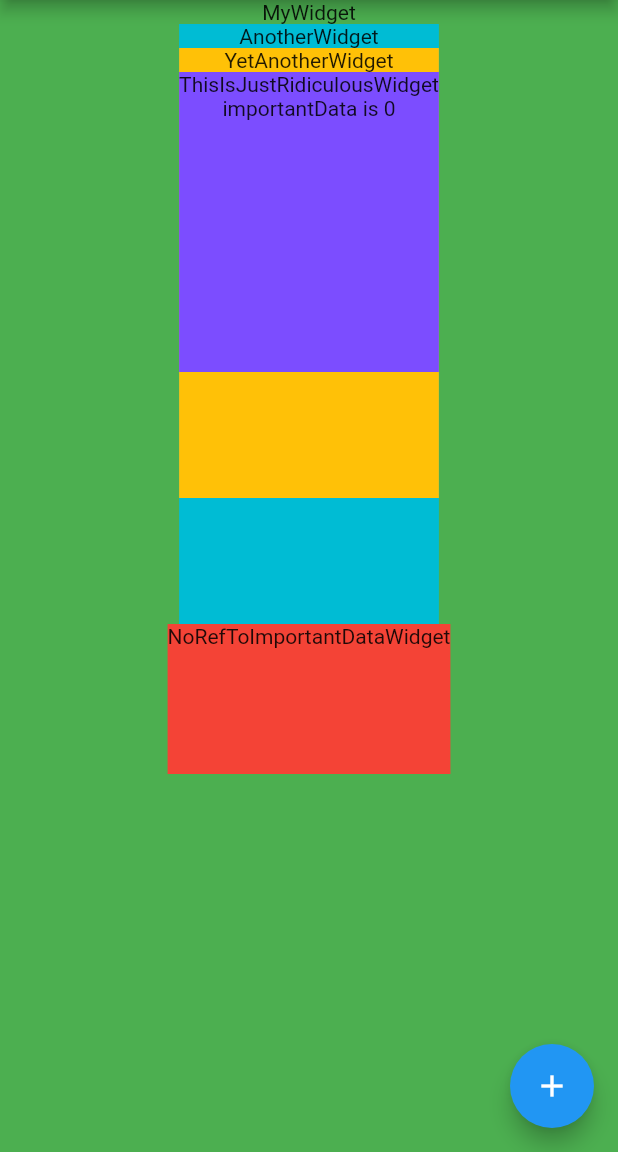
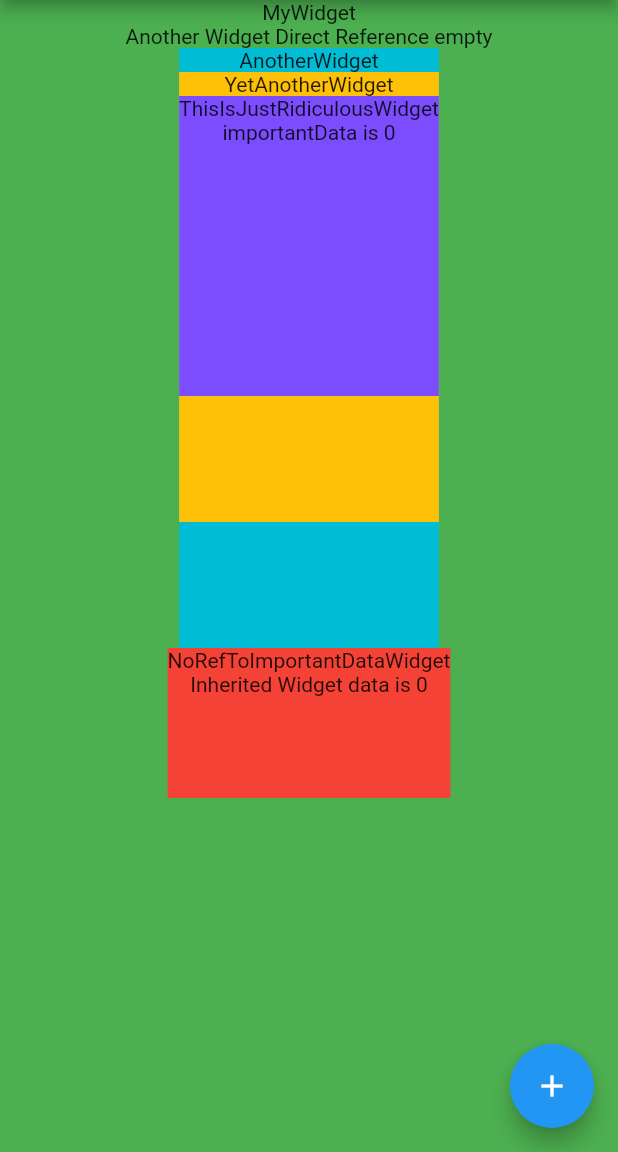
Before and after one commit to cheonho19/flutter_tutorial, a Flutter app: the screen it shows after launch, on a phone screen of 412 x 824 dp, the part 84-1236 px from its top. Run offline on Flutter 3.47's test engine with Material 2 defaults, Android fonts, the phone set to English and light mode, and no system bars.

Commit message:
3.5.2.18~21 InheritedWidgetの利用

```diff
--- a/lib/inherited_widget.dart
+++ b/lib/inherited_widget.dart
@@ -16,9 +16,7 @@ class Inherited extends InheritedWidget {
       }) {
     return observe
         ? context.inheritFromWidgetOfExactType(Inherited)
-        : context
-        .ancestorInheritedElementForWidgetOfExactType(Inherited)
-        .widget;
+        : context.ancestorInheritedElementForWidgetOfExactType(Inherited).widget;
   }
 
   @override
--- a/lib/main.dart
+++ b/lib/main.dart
@@ -5,7 +5,6 @@ import 'my_widget.dart';
 void main() => runApp(MyApp());
 
 class MyApp extends StatelessWidget {
-  GlobalKey<MyWidgetState> myWidgetState = GlobalKey();
   // This widget is the root of your application.
   @override
   Widget build(BuildContext context) {
@@ -15,25 +14,7 @@ class MyApp extends StatelessWidget {
       theme: ThemeData(
         primarySwatch: Colors.blue,
       ),
-      home: Scaffold(
-        appBar: AppBar(title: Text('InheritedWidget')),
-        body: Center(
-          child: Column(
-            children: <Widget>[
-              Text("MyWidget"),
-              MyWidget(key: myWidgetState),
-              NoRefToImportantDataWidget()
-            ],
-          ),
-        ),
-        floatingActionButton: FloatingActionButton(
-          onPressed: () {
-            myWidgetState.currentState.doImportantThings();
-            },
-            tooltip: 'Increment',
-            child: Icon(Icons.add),
-        ),
-        backgroundColor: Colors.green,
-      ));
+      home: MyWidget(title: 'InheritedWidget'),
+    );
   }
 }
--- a/lib/my_widget.dart
+++ b/lib/my_widget.dart
@@ -2,20 +2,29 @@ import 'package:flutter/material.dart';
 import 'no_ref_to_important_data_widget.dart';
 import 'another_widget.dart';
 import 'ImportantData.dart';
+import 'inherited_widget.dart';
 
 class MyWidget extends StatefulWidget {
   final String title;
 
+  _MyWidgetState _myWidgetState;
+
+  _MyWidgetState get state => _myWidgetState;
+
   MyWidget({Key key, this.title}) : super(key: key);
 
   @override
-  MyWidgetState createState() => MyWidgetState();
+  _MyWidgetState createState() {
+    _myWidgetState = _MyWidgetState();
+    return _myWidgetState;
+  }
 }
 
-class MyWidgetState extends State<MyWidget> {
+class _MyWidgetState extends State<MyWidget> {
   ImportantData importantData = ImportantData();
+  GlobalKey<AnotherWidgetState> anotherWidgetStateGlobalKey = GlobalKey();
 
-  doImportantThings() {
+  _doImportantThings() {
     setState(() {
       importantData.increment();
     });
@@ -24,6 +33,29 @@ class MyWidgetState extends State<MyWidget> {
   @override
   Widget build(BuildContext context) {
     debugPrint("MyWidget is built");
-    return AnotherWidget(importantData: importantData);
+    return Inherited(
+        importantData: importantData,
+        child: Scaffold(
+          appBar: AppBar(title: Text(widget.title)),
+          body: Center(
+            child: Column(
+              children: <Widget>[
+                Text("MyWidget"),
+                Text(
+                    "Another Widget Direct Reference ${anotherWidgetStateGlobalKey.currentState?.widget?.importantData?.count ?? "empty"}"),
+                AnotherWidget(
+                    key: anotherWidgetStateGlobalKey,
+                    importantData: importantData),
+                const NoRefToImportantDataWidget()
+              ],
+            ),
+          ),
+          floatingActionButton: FloatingActionButton(
+            onPressed: _doImportantThings,
+            tooltip: 'Increment',
+            child: Icon(Icons.add),
+          ),
+          backgroundColor: Colors.green,
+        ));
   }
 }
--- a/lib/no_ref_to_important_data_widget.dart
+++ b/lib/no_ref_to_important_data_widget.dart
@@ -1,6 +1,9 @@
 import 'package:flutter/material.dart';
+import 'inherited_widget.dart';
 
 class NoRefToImportantDataWidget extends StatelessWidget {
+  const NoRefToImportantDataWidget({Key key}) : super(key: key);
+
   @override
   Widget build(BuildContext context) {
     debugPrint("NoRefToImportantDataWidgetState is built");
@@ -9,6 +12,8 @@ class NoRefToImportantDataWidget extends StatelessWidget {
         decoration: BoxDecoration(color: Colors.red),
         child: Column(children: <Widget>[
           Text("NoRefToImportantDataWidget"),
+          Text("Inherited Widget data is ${Inherited.of
+            (context, observe: true).importantData.count}"),
         ]));
   }
 }
```
